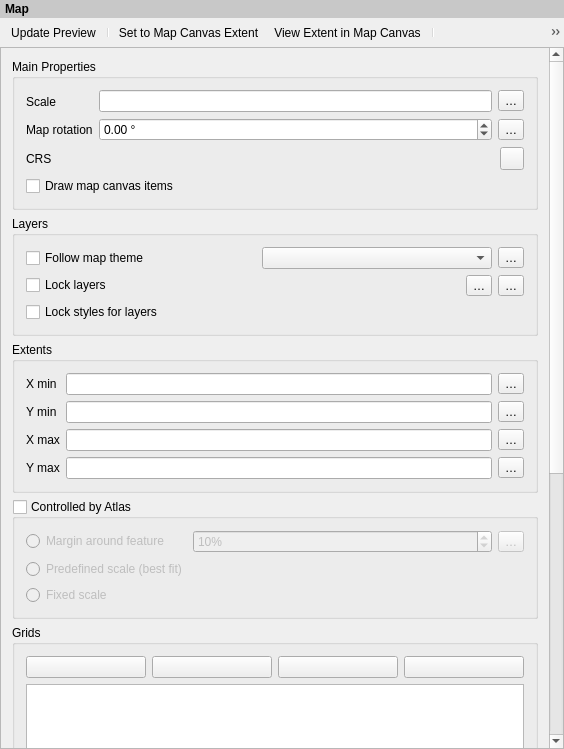
This is src/ui/layout/qgslayoutmapwidgetbase.ui in qgis/QGIS as Qt 5 draws it before an edit. The edited form follows.
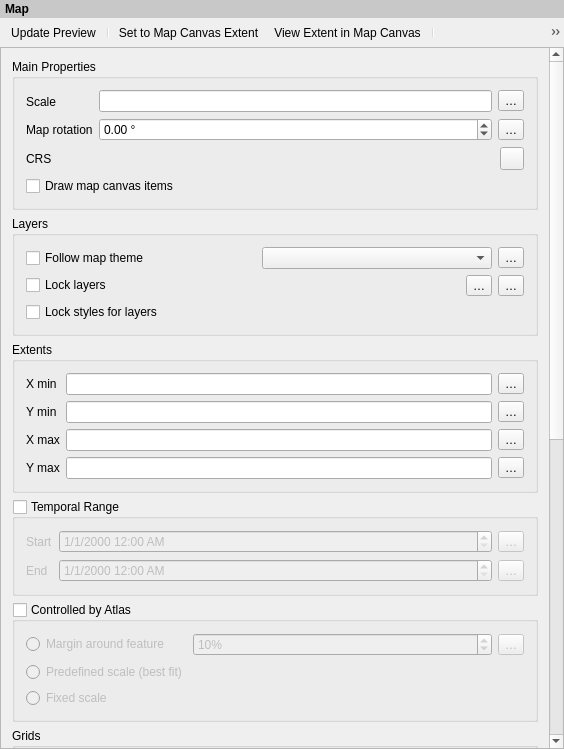
This is the edited form. Icons and pictures are not drawn. Custom widgets are drawn as their Qt base class.

Commit message: [FEATURE][layout] Expose temporal UI for map items

```diff
--- a/src/ui/layout/qgslayoutmapwidgetbase.ui
+++ b/src/ui/layout/qgslayoutmapwidgetbase.ui
@@ -424,6 +424,105 @@
          </layout>
         </widget>
        </item>
+       <item>
+        <widget class="QgsCollapsibleGroupBoxBasic" name="mTemporalCheckBox">
+         <property name="title">
+          <string>Temporal Range</string>
+         </property>
+         <property name="checkable">
+          <bool>true</bool>
+         </property>
+         <property name="checked">
+          <bool>false</bool>
+         </property>
+         <property name="collapsed" stdset="0">
+          <bool>true</bool>
+         </property>
+         <property name="syncGroup" stdset="0">
+          <string notr="true">composeritem</string>
+         </property>
+         <layout class="QGridLayout" name="gridLayout_5">
+          <item row="0" column="0">
+           <widget class="QLabel" name="mStartDateTimeLabel">
+            <property name="enabled">
+             <bool>true</bool>
+            </property>
+            <property name="text">
+             <string>Start</string>
+            </property>
+            <property name="wordWrap">
+             <bool>false</bool>
+            </property>
+            <property name="buddy">
+             <cstring>mStartDateTime</cstring>
+            </property>
+           </widget>
+          </item>
+          <item row="0" column="1">
+           <widget class="QDateTimeEdit" name="mStartDateTime">
+            <property name="sizePolicy">
+             <sizepolicy hsizetype="Expanding" vsizetype="Fixed">
+              <horstretch>0</horstretch>
+              <verstretch>0</verstretch>
+             </sizepolicy>
+            </property>
+            <property name="displayFormat">
+             <string>M/d/yyyy h:mm AP</string>
+            </property>
+            <property name="timeSpec">
+             <enum>Qt::UTC</enum>
+            </property>
+           </widget>
+          </item>
+          <item row="0" column="2">
+           <widget class="QgsPropertyOverrideButton" name="mStartDateTimeDDBtn">
+            <property name="text">
+             <string>…</string>
+            </property>
+           </widget>
+          </item>
+          <item row="1" column="0">
+           <widget class="QLabel" name="mEndDateTimeLabel">
+            <property name="enabled">
+             <bool>true</bool>
+            </property>
+            <property name="text">
+             <string>End</string>
+            </property>
+            <property name="wordWrap">
+             <bool>false</bool>
+            </property>
+            <property name="buddy">
+             <cstring>mEndDateTime</cstring>
+            </property>
+           </widget>
+          </item>
+          <item row="1" column="1">
+           <widget class="QDateTimeEdit" name="mEndDateTime">
+            <property name="sizePolicy">
+             <sizepolicy hsizetype="Expanding" vsizetype="Fixed">
+              <horstretch>0</horstretch>
+              <verstretch>0</verstretch>
+             </sizepolicy>
+            </property>
+            <property name="displayFormat">
+             <string>M/d/yyyy h:mm AP</string>
+            </property>
+            <property name="timeSpec">
+             <enum>Qt::UTC</enum>
+            </property>
+           </widget>
+          </item>
+          <item row="1" column="2">
+           <widget class="QgsPropertyOverrideButton" name="mEndDateTimeDDBtn">
+            <property name="text">
+             <string>…</string>
+            </property>
+           </widget>
+          </item>
+         </layout>
+        </widget>
+       </item>
        <item>
         <widget class="QgsCollapsibleGroupBoxBasic" name="mAtlasCheckBox">
          <property name="title">
```
The commit also changes 13 other files.
